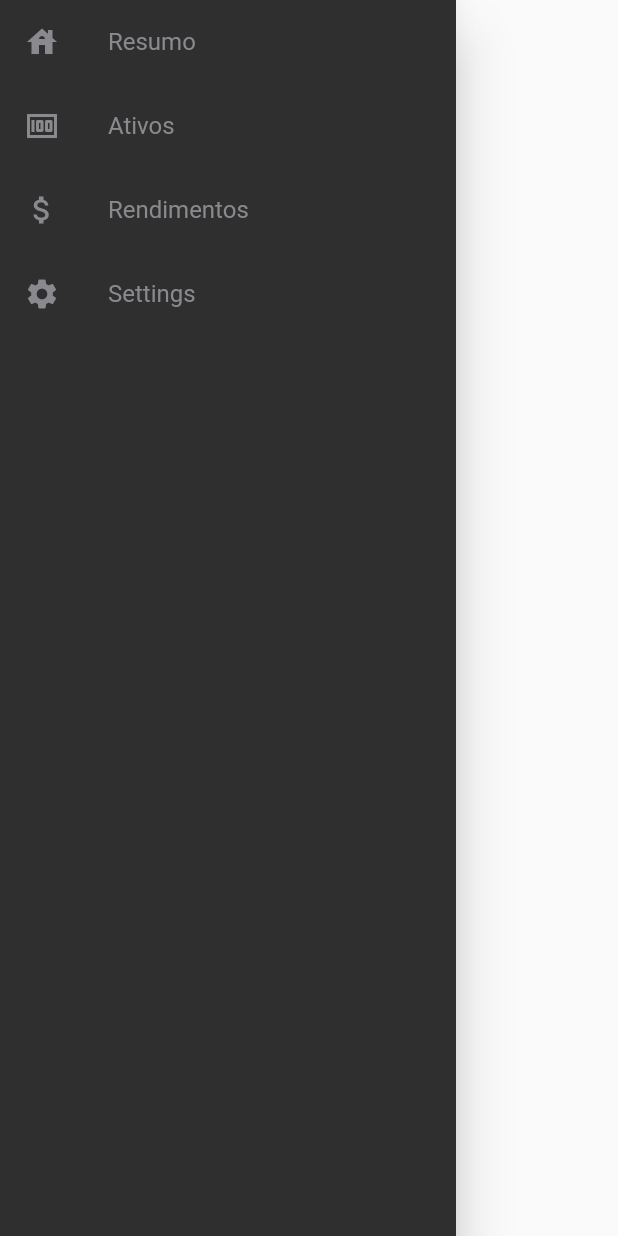
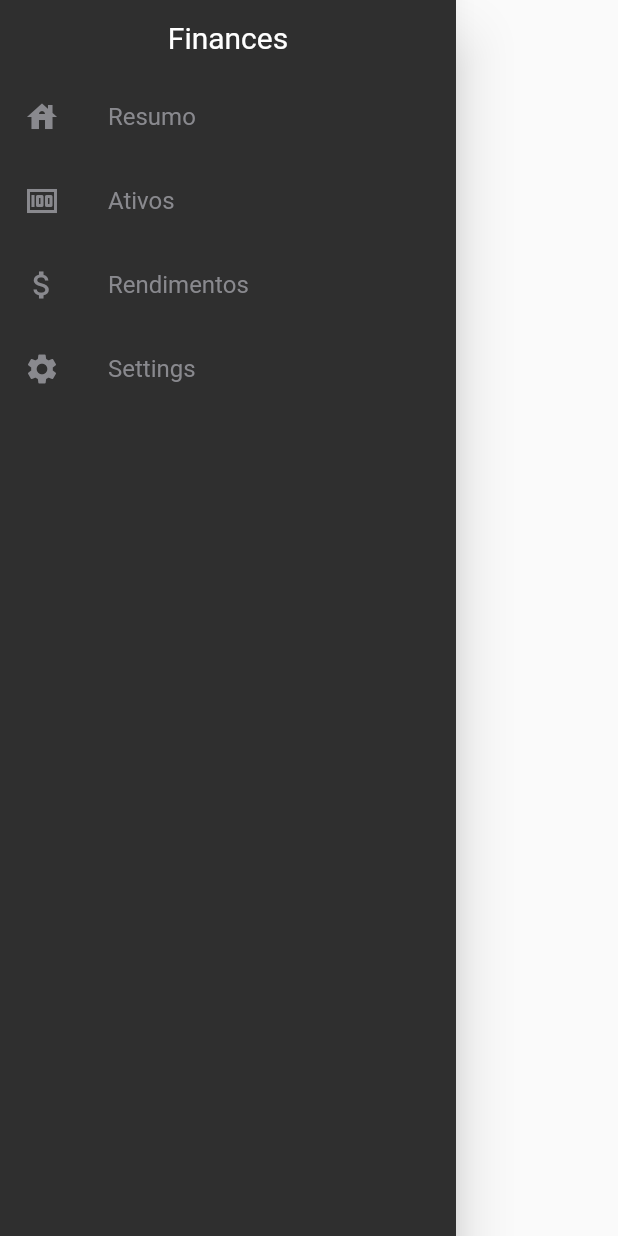
Before and after one commit to gianlucampos/finances, a Flutter app: the DrawerWidget widget shown alone on an empty page, opened directly, on a phone screen of 412 x 824 dp. Run offline on Flutter 3.47's test engine with Material 2 defaults, Android fonts, the phone set to English and light mode, and no system bars.

Commit message:
Adicionando SideBarWidget

```diff
--- a/lib/home/widgets/drawer_widget.dart
+++ b/lib/home/widgets/drawer_widget.dart
@@ -1,6 +1,7 @@
 import 'dart:developer';
 
 import 'package:finances/core/app_colors.dart';
+import 'package:finances/core/app_text_styles.dart';
 import 'package:finances/rendimentos/rendimentos_page.dart';
 import 'package:flutter/material.dart';
 
@@ -14,35 +15,31 @@ class DrawerWidget extends StatelessWidget {
       child: ListView(
         padding: EdgeInsets.zero,
         children: <Widget>[
-          // DrawerHeader(
-          //   decoration: BoxDecoration(
-          //     color: AppColors.grey2,
-          //   ),
-          //   child: Text(
-          //     'Finances',
-          //     style: TextStyle(
-          //       color: Colors.white,
-          //       fontSize: 24,
-          //     ),
-          //   ),
-          // ),
-          _ButtonTileWidget(
+          Container(
+            height: 50,
+            width: 50,
+            // color: AppColors.grey,
+            child: Center(child: Text('Finances', style: AppTextStyles.title)),
+          ),
+          _DrawerButtonWidget(
             icon: Icons.house,
             title: 'Resumo',
             onTap: () => log('Resumo'),
           ),
-          _ButtonTileWidget(
+          _DrawerButtonWidget(
             icon: Icons.money,
             title: 'Ativos',
             onTap: () => log('Ativos'),
           ),
-          _ButtonTileWidget(
+          _DrawerButtonWidget(
             icon: Icons.attach_money,
             title: 'Rendimentos',
-            onTap: () => Navigator.push(context,
-                MaterialPageRoute(builder: (context) => const RendimentosPage())),
+            onTap: () => Navigator.push(
+                context,
+                MaterialPageRoute(
+                    builder: (context) => const RendimentosPage())),
           ),
-          _ButtonTileWidget(
+          _DrawerButtonWidget(
             icon: Icons.settings,
             title: 'Settings',
             onTap: () => log('Settings'),
@@ -53,12 +50,12 @@ class DrawerWidget extends StatelessWidget {
   }
 }
 
-class _ButtonTileWidget extends StatelessWidget {
+class _DrawerButtonWidget extends StatelessWidget {
   final IconData icon;
   final String title;
   final VoidCallback onTap;
 
-  const _ButtonTileWidget({
+  const _DrawerButtonWidget({
     Key? key,
     required this.icon,
     required this.title,
```
Also changed, not shown: lib/home/home_page.dart (+13 -20 lines), lib/home/widgets/sidebar_widget.dart (added, +84 -0 lines).
